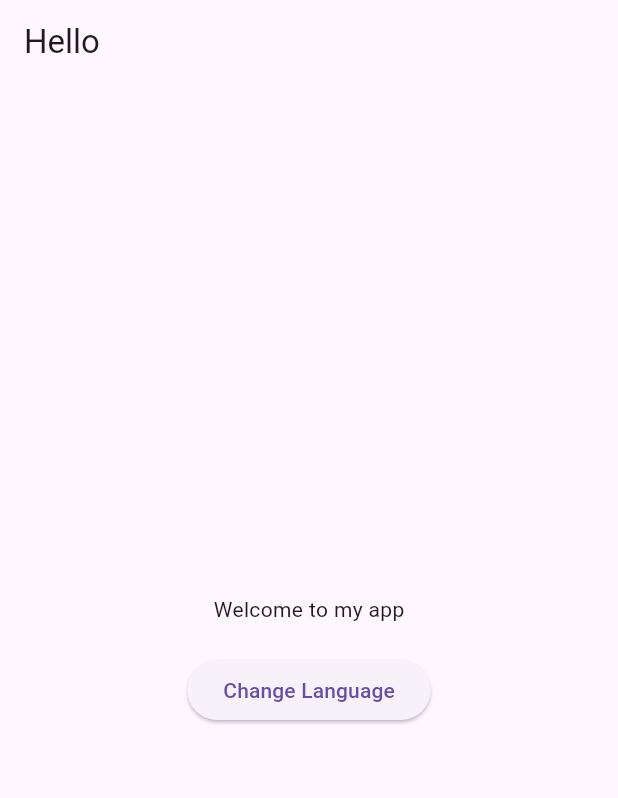
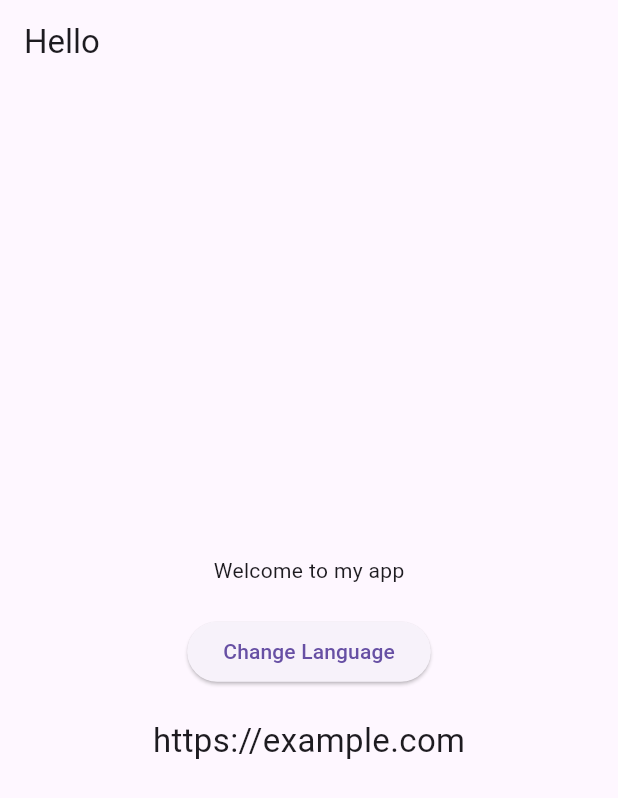
Before and after one commit to TychoTechnolab/test2, a Flutter app: the screen it shows after launch, on a phone screen of 412 x 824 dp. Shown: the top 798 px of the screen. Run offline on Flutter 3.47's test engine with Material 3 defaults, Android fonts, the phone set to English and light mode, and no system bars.

Commit message:
test env

```diff
--- /dev/null
+++ b/test_flutter/lib/env.dart
@@ -0,0 +1,6 @@
+class Env {
+  static const apiUrl = String.fromEnvironment(
+    'API_URL',
+    defaultValue: 'https://example.com',
+  );
+}
--- a/test_flutter/lib/main.dart
+++ b/test_flutter/lib/main.dart
@@ -1,4 +1,5 @@
 import 'package:flutter/material.dart';
+import 'env.dart';
 import 'l10n/app_localizations.dart';
 import 'package:flutter_localizations/flutter_localizations.dart';
 
@@ -61,6 +62,11 @@ class MyHomePage extends StatelessWidget {
               onPressed: onChangeLanguage,
               child: Text(local.changeLanguage),
             ),
+            const SizedBox(height: 20),
+            Text(
+              Env.apiUrl,
+              style: const TextStyle(fontSize: 22),
+            ),
           ],
         ),
       ),
```
Also changed, not shown: 2 other files.
